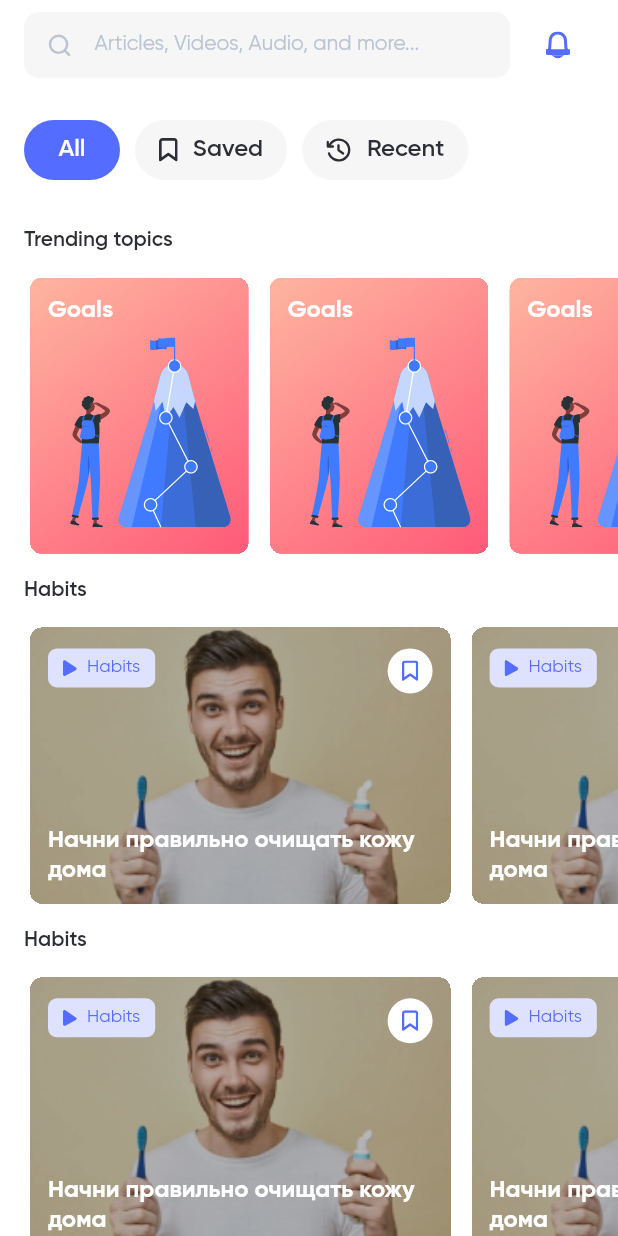
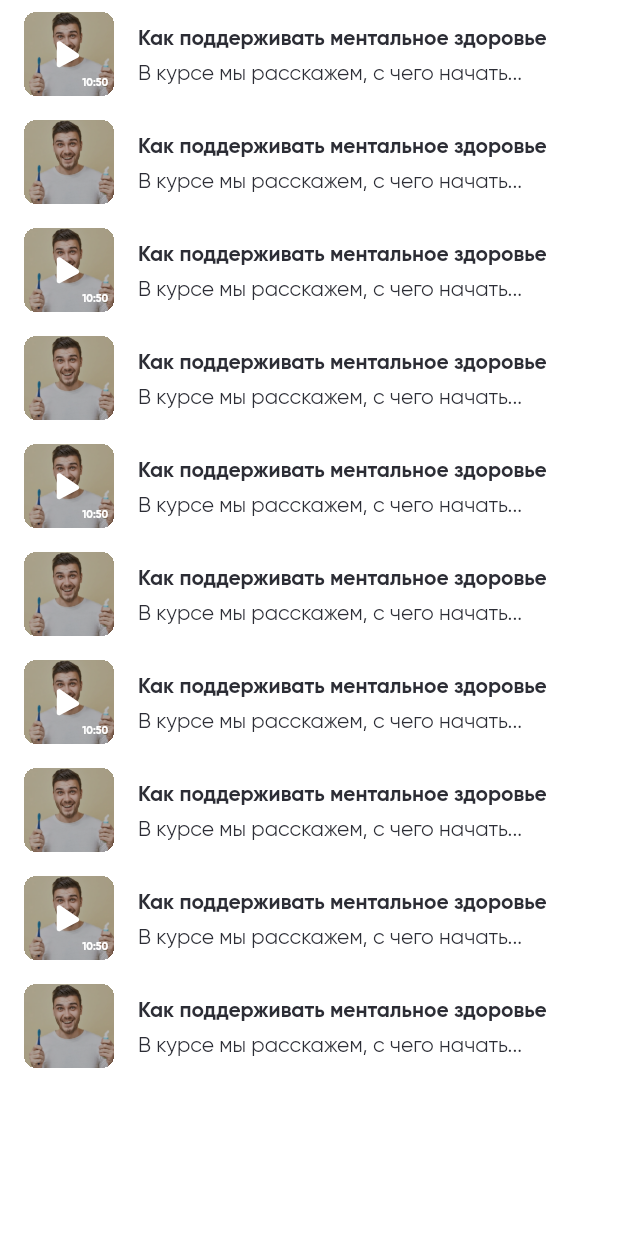
Before and after one commit to leevyacheslav/public_h, a Flutter app: the screen it shows after launch, on a phone screen of 412 x 824 dp. Run offline on Flutter 3.47's test engine with Material 2 defaults, Android fonts, the light colour scheme and no system bars; our stand-ins replace cached_network_image, easy_localization, flutter_svg, webview_flutter; missing offline and left inert: shared_preferences_web.

Commit message:
added discover search page result ui

```diff
--- a/lib/main.dart
+++ b/lib/main.dart
@@ -3,6 +3,7 @@ import 'package:flutter/material.dart';
 import 'package:hask/helpers/app_theme.dart';
 import 'package:hask/pages/discover/discover_page.dart';
 import 'package:hask/pages/discover/discover_root_page.dart';
+import 'package:hask/pages/discover/discover_search_page.dart';
 import 'package:hask/pages/discover_detail/discover_post_page.dart';
 
 import 'package:hask/pages/login/main_login_page.dart';
@@ -33,7 +34,7 @@ class MyApp extends StatelessWidget {
       localizationsDelegates: context.localizationDelegates,
       supportedLocales: context.supportedLocales,
       locale: context.locale,
-      home: const DiscoverRootPage(),
+      home: const DiscoverSearchPage(),
     );
   }
 }
--- /dev/null
+++ b/lib/pages/discover/discover_search_page.dart
@@ -0,0 +1,38 @@
+import 'package:flutter/material.dart';
+import 'package:flutter_svg/svg.dart';
+import 'package:hask/helpers/app_theme.dart';
+import 'package:hask/pages/discover/widgets/discover_post_tile.dart';
+
+class DiscoverSearchPage extends StatefulWidget {
+  const DiscoverSearchPage({Key? key}) : super(key: key);
+
+  @override
+  _DiscoverSearchPageState createState() => _DiscoverSearchPageState();
+}
+
+class _DiscoverSearchPageState extends State<DiscoverSearchPage> {
+  @override
+  Widget build(BuildContext context) {
+    return Scaffold(
+      // body: Center(
+      //   child: PagePlaceholder(
+      //     icon: SvgPicture.asset('assets/svgs/magnifier_big.svg'),
+      //     title: 'Oops, nothing came up',
+      //     desc: 'Maybe try searching for something else',
+      //   ),
+      // ), //
+      body: _buildResultList(context),
+    );
+  }
+
+  Widget _buildResultList(BuildContext context) {
+    return ListView.builder(
+      itemBuilder: (cotext, indx) {
+        return DiscoverPostTile(
+          video: indx % 2 == 0,
+        );
+      },
+      itemCount: 10,
+    );
+  }
+}
--- /dev/null
+++ b/lib/pages/discover/widgets/discover_post_tile.dart
@@ -0,0 +1,73 @@
+import 'package:flutter/material.dart';
+import 'package:flutter_svg/svg.dart';
+import 'package:hask/helpers/app_theme.dart';
+
+class DiscoverPostTile extends StatelessWidget {
+  const DiscoverPostTile({
+    Key? key,
+    this.video = false,
+  }) : super(key: key);
+
+  final bool video;
+
+  @override
+  Widget build(BuildContext context) {
+    return ListTile(
+      leading: Stack(
+        alignment: Alignment.center,
+        children: [
+          Container(
+            height: 60,
+            width: 60,
+            clipBehavior: Clip.hardEdge,
+            decoration: BoxDecoration(
+              borderRadius: BorderRadius.circular(8),
+            ),
+            child: Image.asset(
+              'assets/temp/temp_img.png',
+              fit: BoxFit.cover,
+            ),
+          ),
+          if (video) ...[
+            SvgPicture.asset(
+              'assets/svgs/play.svg',
+              height: 20,
+              width: 20,
+              color: Colors.white,
+            ),
+            Positioned(
+              right: 4,
+              bottom: 4,
+              child: Text(
+                '10:50',
+                style: AppTheme.fontStyle(
+                  fontSize: 7,
+                  fontWeight: FontWeight.w700,
+                  color: Theme.of(context).colorScheme.background,
+                ),
+              ),
+            ),
+          ],
+        ],
+      ),
+      title: Padding(
+        padding: const EdgeInsets.only(bottom: 6),
+        child: Text(
+          'Как поддерживать ментальное здоровье',
+          style: AppTheme.fontStyle(
+            fontSize: 14,
+            fontWeight: FontWeight.w700,
+            color: Theme.of(context).colorScheme.onBackground,
+          ),
+        ),
+      ),
+      subtitle: Text(
+        'В курсе мы расскажем, с чего начать...',
+        style: AppTheme.fontStyle(
+          fontSize: 14,
+          color: Theme.of(context).colorScheme.onBackground,
+        ),
+      ),
+    );
+  }
+}
```
Also changed, not shown: lib/widgets/page_placeholder.dart (added, +48 -0 lines), assets/svgs/magnifier_big.svg (added), 1 other file.
